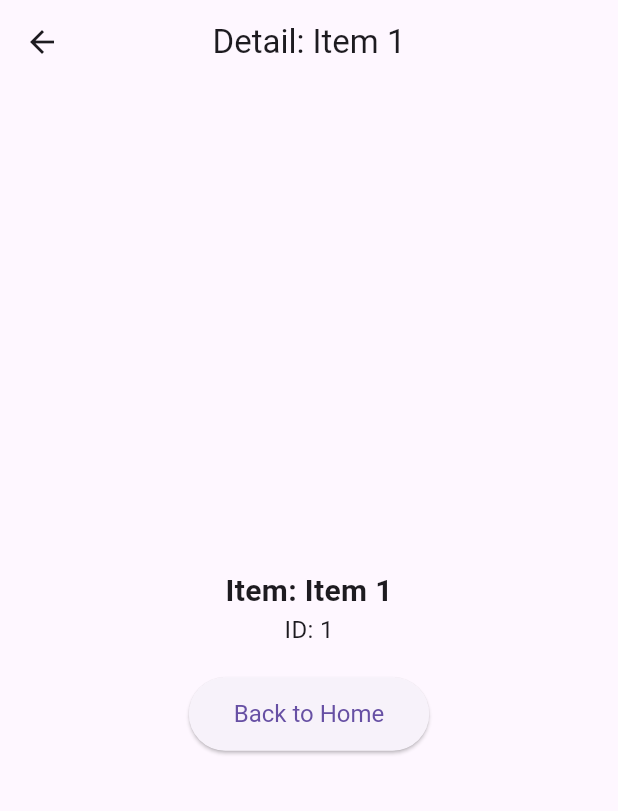
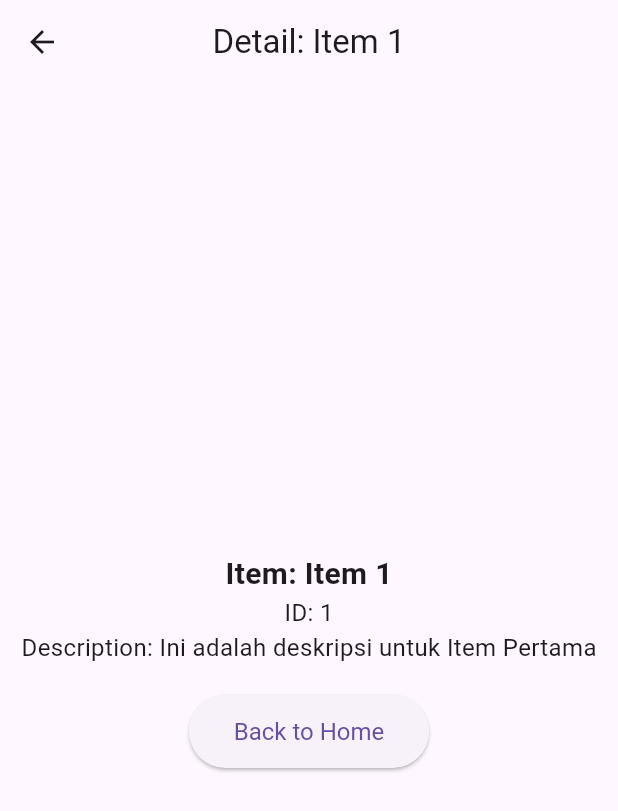
Before and after one commit to sakacyd/tugas_navigasi_prak_pbm, a Flutter app: the screen it shows after launch, after a tap on "Item 1", on a phone screen of 412 x 824 dp. Shown: the top 811 px of the screen. Run offline on Flutter 3.47's test engine with Material 3 defaults, Android fonts, the phone set to English and light mode, and no system bars.

Commit message:
third commit navigation_20 done

```diff
--- a/navigation_20/lib/main.dart
+++ b/navigation_20/lib/main.dart
@@ -8,8 +8,9 @@ void main() {
 class Item {
   final int id;
   final String name;
+  final String description;
 
-  Item({required this.id, required this.name});
+  Item({required this.id, required this.name, required this.description});
 }
 
 // Aplikasi utama
@@ -26,9 +27,9 @@ class _MyAppState extends State<MyApp> {
 
   // Daftar item contoh
   final List<Item> _items = [
-    Item(id: 1, name: 'Item 1'),
-    Item(id: 2, name: 'Item 2'),
-    Item(id: 3, name: 'Item 3'),
+    Item(id: 1, name: 'Item 1', description: 'Ini adalah deskripsi untuk Item Pertama'),
+    Item(id: 2, name: 'Item 2', description: 'Ini adalah deskripsi untuk Item Kedua'),
+    Item(id: 3, name: 'Item 3', description: 'Ini adalah deskripsi untuk Item Ketiga'),
   ];
 
   // Fungsi untuk menangani pemilihan item
@@ -153,6 +154,10 @@ class DetailScreen extends StatelessWidget {
               'ID: ${item.id}',
               style: const TextStyle(fontSize: 16),
             ),
+            Text(
+              'Description: ${item.description}',
+              style: const TextStyle(fontSize: 16),
+            ),
             const SizedBox(height: 20),
             ElevatedButton(
               onPressed: onBack,
```
Also changed, not shown: 4 other files.
